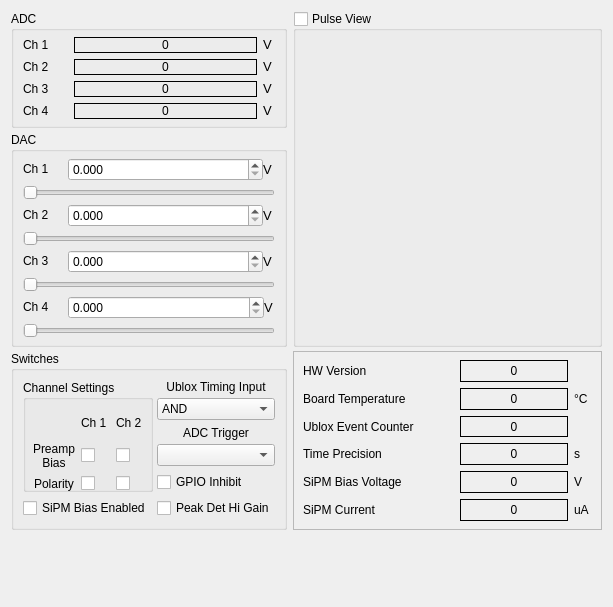
The window that gui/src/parametermonitorform.ui (MuonPi/muondetector) describes before a commit, drawn with Qt 5.
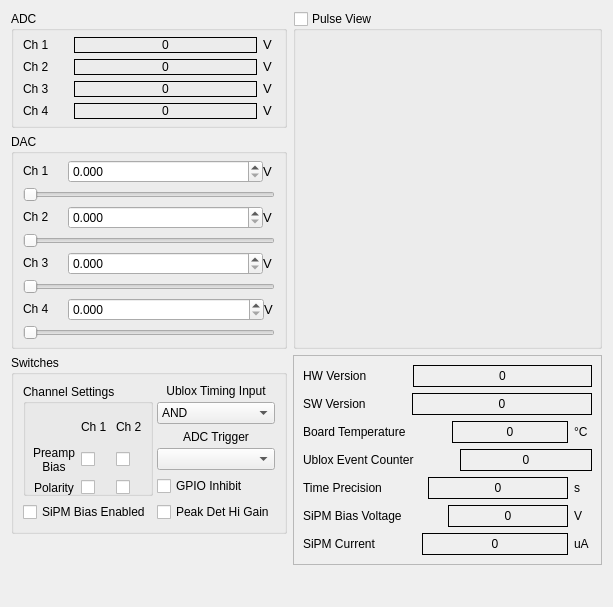
The same window after the commit. Custom widgets are drawn as their Qt base class.

Commit message: added transmission of daemon version information to gui

Patch:
```diff
--- a/gui/src/parametermonitorform.ui
+++ b/gui/src/parametermonitorform.ui
@@ -26,12 +26,6 @@
    <string>Form</string>
   </property>
   <layout class="QGridLayout" name="gridLayout_11">
-   <property name="bottomMargin">
-    <number>4</number>
-   </property>
-   <property name="verticalSpacing">
-    <number>4</number>
-   </property>
    <item row="0" column="0">
     <widget class="QGroupBox" name="groupBox">
      <property name="sizePolicy">
@@ -417,6 +411,30 @@
      </layout>
     </widget>
    </item>
+   <item row="0" column="1" rowspan="2">
+    <widget class="QGroupBox" name="adcTraceGroupBox">
+     <property name="sizePolicy">
+      <sizepolicy hsizetype="Expanding" vsizetype="Preferred">
+       <horstretch>0</horstretch>
+       <verstretch>0</verstretch>
+      </sizepolicy>
+     </property>
+     <property name="title">
+      <string>Pulse View</string>
+     </property>
+     <property name="checkable">
+      <bool>true</bool>
+     </property>
+     <property name="checked">
+      <bool>false</bool>
+     </property>
+     <layout class="QGridLayout" name="gridLayout_5">
+      <item row="0" column="0">
+       <widget class="CustomPlot" name="adcTracePlot" native="true"/>
+      </item>
+     </layout>
+    </widget>
+   </item>
    <item row="1" column="0">
     <widget class="QGroupBox" name="groupBox_2">
      <property name="sizePolicy">
@@ -851,32 +869,6 @@
      </layout>
     </widget>
    </item>
-   <item row="4" column="0">
-    <spacer name="verticalSpacer">
-     <property name="orientation">
-      <enum>Qt::Vertical</enum>
-     </property>
-     <property name="sizeHint" stdset="0">
-      <size>
-       <width>20</width>
-       <height>2</height>
-      </size>
-     </property>
-    </spacer>
-   </item>
-   <item row="4" column="1">
-    <spacer name="verticalSpacer_2">
-     <property name="orientation">
-      <enum>Qt::Vertical</enum>
-     </property>
-     <property name="sizeHint" stdset="0">
-      <size>
-       <width>20</width>
-       <height>2</height>
-      </size>
-     </property>
-    </spacer>
-   </item>
    <item row="2" column="0">
     <widget class="QGroupBox" name="groupBox_3">
      <property name="minimumSize">
@@ -1187,7 +1179,7 @@
      </layout>
     </widget>
    </item>
-   <item row="2" column="1">
+   <item row="2" column="1" rowspan="2">
     <widget class="QFrame" name="frame">
      <property name="frameShape">
       <enum>QFrame::StyledPanel</enum>
@@ -1195,16 +1187,12 @@
      <property name="frameShadow">
       <enum>QFrame::Raised</enum>
      </property>
-     <layout class="QGridLayout" name="gridLayout_12">
-      <property name="topMargin">
-       <number>8</number>
-      </property>
-      <property name="bottomMargin">
-       <number>8</number>
-      </property>
-      <item row="0" column="0">
        <layout class="QGridLayout" name="gridLayout_6">
         <item row="0" column="0">
+       <layout class="QVBoxLayout" name="verticalLayout">
+        <item>
+         <layout class="QHBoxLayout" name="horizontalLayout_5">
+          <item>
          <widget class="QLabel" name="label_25">
           <property name="sizePolicy">
            <sizepolicy hsizetype="Fixed" vsizetype="Preferred">
@@ -1222,7 +1210,7 @@
           </property>
          </widget>
         </item>
-        <item row="0" column="1">
+          <item>
          <spacer name="horizontalSpacer_4">
           <property name="orientation">
            <enum>Qt::Horizontal</enum>
@@ -1238,7 +1226,7 @@
           </property>
          </spacer>
         </item>
-        <item row="0" column="2">
+          <item>
          <widget class="QLabel" name="hwVersionLabel">
           <property name="minimumSize">
            <size>
@@ -1262,31 +1250,73 @@
           </property>
          </widget>
         </item>
-        <item row="0" column="3">
-         <widget class="QLabel" name="label_26">
+         </layout>
+        </item>
+        <item>
+         <layout class="QHBoxLayout" name="horizontalLayout_6">
+          <item>
+           <widget class="QLabel" name="label_47">
           <property name="sizePolicy">
            <sizepolicy hsizetype="Fixed" vsizetype="Preferred">
             <horstretch>0</horstretch>
             <verstretch>0</verstretch>
            </sizepolicy>
           </property>
+            <property name="font">
+             <font>
+              <pointsize>9</pointsize>
+             </font>
+            </property>
+            <property name="text">
+             <string>SW Version</string>
+            </property>
+           </widget>
+          </item>
+          <item>
+           <spacer name="horizontalSpacer_13">
+            <property name="orientation">
+             <enum>Qt::Horizontal</enum>
+            </property>
+            <property name="sizeType">
+             <enum>QSizePolicy::Preferred</enum>
+            </property>
+            <property name="sizeHint" stdset="0">
+             <size>
+              <width>40</width>
+              <height>20</height>
+             </size>
+            </property>
+           </spacer>
+          </item>
+          <item>
+           <widget class="QLabel" name="swVersionLabel">
           <property name="minimumSize">
            <size>
-            <width>18</width>
+              <width>10</width>
             <height>0</height>
            </size>
           </property>
           <property name="font">
            <font>
-            <pointsize>11</pointsize>
-           </font>
-          </property>
+              <pointsize>9</pointsize>
+             </font>
+            </property>
+            <property name="frameShape">
+             <enum>QFrame::Panel</enum>
+            </property>
           <property name="text">
-           <string/>
+             <string>0</string>
+            </property>
+            <property name="alignment">
+             <set>Qt::AlignCenter</set>
           </property>
          </widget>
         </item>
-        <item row="1" column="0">
+         </layout>
+        </item>
+        <item>
+         <layout class="QHBoxLayout" name="horizontalLayout_7">
+          <item>
          <widget class="QLabel" name="label_19">
           <property name="sizePolicy">
            <sizepolicy hsizetype="Fixed" vsizetype="Preferred">
@@ -1304,7 +1334,7 @@
           </property>
          </widget>
         </item>
-        <item row="1" column="1">
+          <item>
          <spacer name="horizontalSpacer">
           <property name="orientation">
            <enum>Qt::Horizontal</enum>
@@ -1320,7 +1350,7 @@
           </property>
          </spacer>
         </item>
-        <item row="1" column="2">
+          <item>
          <widget class="QLabel" name="temperatureLabel">
           <property name="minimumSize">
            <size>
@@ -1344,7 +1374,7 @@
           </property>
          </widget>
         </item>
-        <item row="1" column="3">
+          <item>
          <widget class="QLabel" name="label_21">
           <property name="sizePolicy">
            <sizepolicy hsizetype="Fixed" vsizetype="Preferred">
@@ -1368,7 +1398,11 @@
           </property>
          </widget>
         </item>
-        <item row="2" column="0">
+         </layout>
+        </item>
+        <item>
+         <layout class="QHBoxLayout" name="horizontalLayout_8">
+          <item>
          <widget class="QLabel" name="label_20">
           <property name="sizePolicy">
            <sizepolicy hsizetype="Fixed" vsizetype="Preferred">
@@ -1386,7 +1420,7 @@
           </property>
          </widget>
         </item>
-        <item row="2" column="1">
+          <item>
          <spacer name="horizontalSpacer_2">
           <property name="orientation">
            <enum>Qt::Horizontal</enum>
@@ -1402,7 +1436,7 @@
           </property>
          </spacer>
         </item>
-        <item row="2" column="2">
+          <item>
          <widget class="QLabel" name="ubloxCounterLabel">
           <property name="minimumSize">
            <size>
@@ -1426,31 +1460,11 @@
           </property>
          </widget>
         </item>
-        <item row="2" column="3">
-         <widget class="QLabel" name="label_24">
-          <property name="sizePolicy">
-           <sizepolicy hsizetype="Fixed" vsizetype="Preferred">
-            <horstretch>0</horstretch>
-            <verstretch>0</verstretch>
-           </sizepolicy>
-          </property>
-          <property name="minimumSize">
-           <size>
-            <width>18</width>
-            <height>0</height>
-           </size>
-          </property>
-          <property name="font">
-           <font>
-            <pointsize>9</pointsize>
-           </font>
-          </property>
-          <property name="text">
-           <string/>
-          </property>
-         </widget>
+         </layout>
         </item>
-        <item row="3" column="0">
+        <item>
+         <layout class="QHBoxLayout" name="horizontalLayout_9">
+          <item>
          <widget class="QLabel" name="label_22">
           <property name="sizePolicy">
            <sizepolicy hsizetype="Fixed" vsizetype="Preferred">
@@ -1468,7 +1482,7 @@
           </property>
          </widget>
         </item>
-        <item row="3" column="1">
+          <item>
          <spacer name="horizontalSpacer_3">
           <property name="orientation">
            <enum>Qt::Horizontal</enum>
@@ -1484,7 +1498,7 @@
           </property>
          </spacer>
         </item>
-        <item row="3" column="2">
+          <item>
          <widget class="QLabel" name="timePrecLabel">
           <property name="minimumSize">
            <size>
@@ -1508,7 +1522,7 @@
           </property>
          </widget>
         </item>
-        <item row="3" column="3">
+          <item>
          <widget class="QLabel" name="label_23">
           <property name="sizePolicy">
            <sizepolicy hsizetype="Fixed" vsizetype="Preferred">
@@ -1532,7 +1546,11 @@
           </property>
          </widget>
         </item>
-        <item row="4" column="0">
+         </layout>
+        </item>
+        <item>
+         <layout class="QHBoxLayout" name="horizontalLayout_10">
+          <item>
          <widget class="QLabel" name="label_27">
           <property name="sizePolicy">
            <sizepolicy hsizetype="Fixed" vsizetype="Preferred">
@@ -1550,7 +1568,7 @@
           </property>
          </widget>
         </item>
-        <item row="4" column="1">
+          <item>
          <spacer name="horizontalSpacer_5">
           <property name="orientation">
            <enum>Qt::Horizontal</enum>
@@ -1566,7 +1584,7 @@
           </property>
          </spacer>
         </item>
-        <item row="4" column="2">
+          <item>
          <widget class="QLabel" name="biasVoltageLabel">
           <property name="minimumSize">
            <size>
@@ -1590,7 +1608,7 @@
           </property>
          </widget>
         </item>
-        <item row="4" column="3">
+          <item>
          <widget class="QLabel" name="label_28">
           <property name="sizePolicy">
            <sizepolicy hsizetype="Fixed" vsizetype="Preferred">
@@ -1614,7 +1632,11 @@
           </property>
          </widget>
         </item>
-        <item row="5" column="0">
+         </layout>
+        </item>
+        <item>
+         <layout class="QHBoxLayout" name="horizontalLayout_11">
+          <item>
          <widget class="QLabel" name="label_29">
           <property name="sizePolicy">
            <sizepolicy hsizetype="Fixed" vsizetype="Preferred">
@@ -1632,7 +1654,7 @@
           </property>
          </widget>
         </item>
-        <item row="5" column="1">
+          <item>
          <spacer name="horizontalSpacer_6">
           <property name="orientation">
            <enum>Qt::Horizontal</enum>
@@ -1648,7 +1670,7 @@
           </property>
          </spacer>
         </item>
-        <item row="5" column="2">
+          <item>
          <widget class="QLabel" name="biasCurrentLabel">
           <property name="minimumSize">
            <size>
@@ -1672,7 +1694,7 @@
           </property>
          </widget>
         </item>
-        <item row="5" column="3">
+          <item>
          <widget class="QLabel" name="label_30">
           <property name="sizePolicy">
            <sizepolicy hsizetype="Fixed" vsizetype="Preferred">
@@ -1699,32 +1721,36 @@
        </layout>
       </item>
      </layout>
-    </widget>
-   </item>
-   <item row="0" column="1" rowspan="2">
-    <widget class="QGroupBox" name="adcTraceGroupBox">
-     <property name="sizePolicy">
-      <sizepolicy hsizetype="Expanding" vsizetype="Preferred">
-       <horstretch>0</horstretch>
-       <verstretch>0</verstretch>
-      </sizepolicy>
-     </property>
-     <property name="title">
-      <string>Pulse View</string>
-     </property>
-     <property name="checkable">
-      <bool>true</bool>
-     </property>
-     <property name="checked">
-      <bool>false</bool>
-     </property>
-     <layout class="QGridLayout" name="gridLayout_5">
-      <item row="0" column="0">
-       <widget class="CustomPlot" name="adcTracePlot" native="true"/>
       </item>
      </layout>
     </widget>
    </item>
+   <item row="3" column="0">
+    <spacer name="verticalSpacer">
+     <property name="orientation">
+      <enum>Qt::Vertical</enum>
+     </property>
+     <property name="sizeHint" stdset="0">
+      <size>
+       <width>20</width>
+       <height>2</height>
+      </size>
+     </property>
+    </spacer>
+   </item>
+   <item row="4" column="1">
+    <spacer name="verticalSpacer_2">
+     <property name="orientation">
+      <enum>Qt::Vertical</enum>
+     </property>
+     <property name="sizeHint" stdset="0">
+      <size>
+       <width>20</width>
+       <height>2</height>
+      </size>
+     </property>
+    </spacer>
+   </item>
   </layout>
  </widget>
  <customwidgets>
```
Lines whose indentation alone changed are shown as unchanged. The commit also changes 10 other files.
